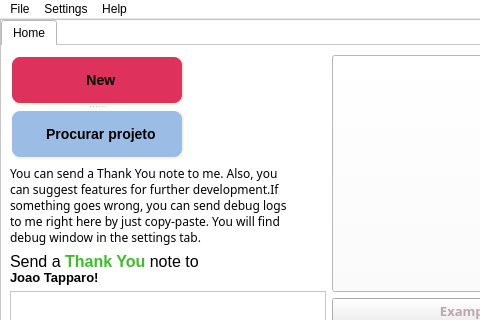
joaotapparo/trussify, file Ui File/main.ui: the form before one commit; both pictures show x 0 to 480 and y 0 to 320 of the 1200 by 630 pixel window.
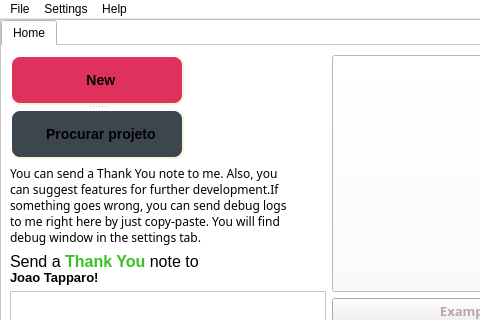
The form after the commit. Icons and pictures are not drawn.

Patch:
```diff
--- a/Ui File/main.ui
+++ b/Ui File/main.ui
@@ -634,7 +634,7 @@
                    </property>
                    <property name="styleSheet">
                     <string notr="true">QPushButton {
-	background-color: rgb(154, 188, 229);
+	background-color: rgb(61, 69, 79);
     border-style: outset;
     border-width: 2px;
     border-radius: 10px;
```
Left out of the diff: 2 changed lines with no effect on the pictures.
